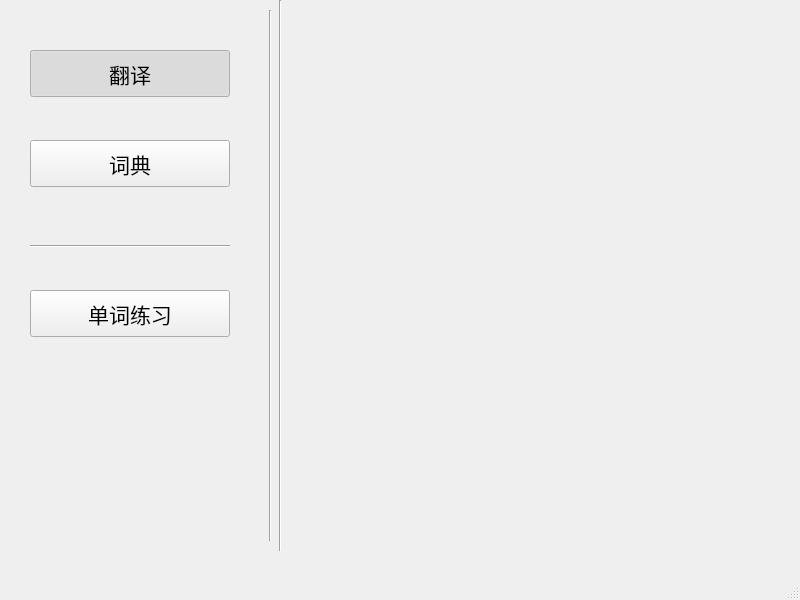
Before: the Qt Designer form mainwindow.ui in su29029/demo-english-memory-word, drawn with Qt 5.
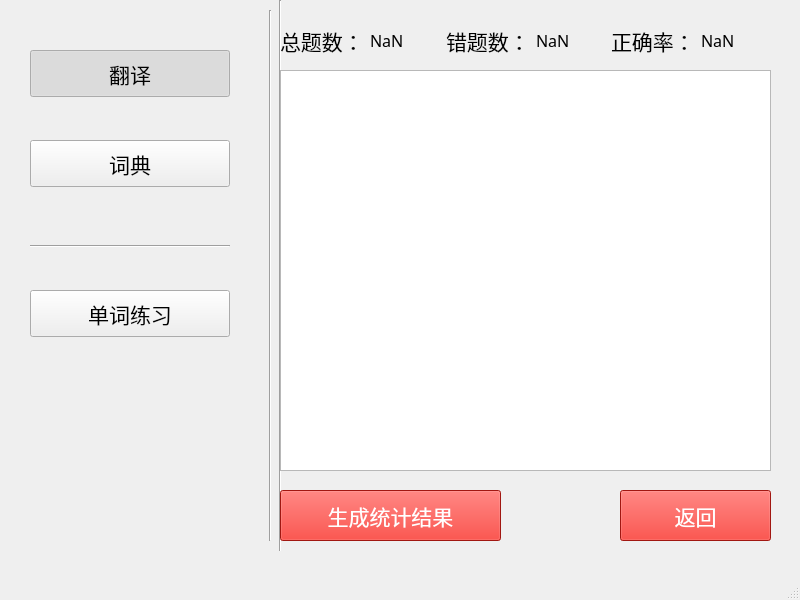
After: the same form once the commit is applied. The open tabs and pages were chosen to show the change. Icons and pictures are not drawn.

```diff
--- a/mainwindow.ui
+++ b/mainwindow.ui
@@ -832,7 +832,7 @@
        <string>单词：</string>
       </property>
      </widget>
-     <widget class="QLabel" name="label_10">
+     <widget class="QLabel" name="practice_question">
       <property name="geometry">
        <rect>
         <x>40</x>
@@ -1036,7 +1036,154 @@
       </layout>
      </widget>
     </widget>
-    <widget class="QWidget" name="practiceEndPage"/>
+    <widget class="QWidget" name="practiceEndPage">
+     <widget class="QListWidget" name="questionStatisticsList">
+      <property name="geometry">
+       <rect>
+        <x>10</x>
+        <y>70</y>
+        <width>491</width>
+        <height>401</height>
+       </rect>
+      </property>
+     </widget>
+     <widget class="QPushButton" name="backBtnEnd">
+      <property name="geometry">
+       <rect>
+        <x>350</x>
+        <y>490</y>
+        <width>151</width>
+        <height>51</height>
+       </rect>
+      </property>
+      <property name="font">
+       <font>
+        <family>黑体</family>
+        <pointsize>16</pointsize>
+       </font>
+      </property>
+      <property name="styleSheet">
+       <string notr="true">color: rgb(255, 255, 255);
+background-color: rgb(226, 32, 24);</string>
+      </property>
+      <property name="text">
+       <string>返回</string>
+      </property>
+     </widget>
+     <widget class="QPushButton" name="createResultBtn">
+      <property name="geometry">
+       <rect>
+        <x>10</x>
+        <y>490</y>
+        <width>221</width>
+        <height>51</height>
+       </rect>
+      </property>
+      <property name="font">
+       <font>
+        <family>黑体</family>
+        <pointsize>16</pointsize>
+       </font>
+      </property>
+      <property name="styleSheet">
+       <string notr="true">color: rgb(255, 255, 255);
+background-color: rgb(226, 32, 24);</string>
+      </property>
+      <property name="text">
+       <string>生成统计结果</string>
+      </property>
+     </widget>
+     <widget class="QWidget" name="">
+      <property name="geometry">
+       <rect>
+        <x>10</x>
+        <y>20</y>
+        <width>491</width>
+        <height>41</height>
+       </rect>
+      </property>
+      <layout class="QHBoxLayout" name="horizontalLayout">
+       <item>
+        <widget class="QLabel" name="label">
+         <property name="font">
+          <font>
+           <family>黑体</family>
+           <pointsize>16</pointsize>
+          </font>
+         </property>
+         <property name="text">
+          <string>总题数：</string>
+         </property>
+        </widget>
+       </item>
+       <item>
+        <widget class="QLabel" name="totalNumEnd">
+         <property name="font">
+          <font>
+           <family>黑体</family>
+           <pointsize>12</pointsize>
+          </font>
+         </property>
+         <property name="text">
+          <string>NaN</string>
+         </property>
+        </widget>
+       </item>
+       <item>
+        <widget class="QLabel" name="label_2">
+         <property name="font">
+          <font>
+           <family>黑体</family>
+           <pointsize>16</pointsize>
+          </font>
+         </property>
+         <property name="text">
+          <string>错题数：</string>
+         </property>
+        </widget>
+       </item>
+       <item>
+        <widget class="QLabel" name="errorNumEnd">
+         <property name="font">
+          <font>
+           <family>黑体</family>
+           <pointsize>12</pointsize>
+          </font>
+         </property>
+         <property name="text">
+          <string>NaN</string>
+         </property>
+        </widget>
+       </item>
+       <item>
+        <widget class="QLabel" name="label_10">
+         <property name="font">
+          <font>
+           <family>黑体</family>
+           <pointsize>16</pointsize>
+          </font>
+         </property>
+         <property name="text">
+          <string>正确率：</string>
+         </property>
+        </widget>
+       </item>
+       <item>
+        <widget class="QLabel" name="correctRateEnd">
+         <property name="font">
+          <font>
+           <family>黑体</family>
+           <pointsize>12</pointsize>
+          </font>
+         </property>
+         <property name="text">
+          <string>NaN</string>
+         </property>
+        </widget>
+       </item>
+      </layout>
+     </widget>
+    </widget>
    </widget>
   </widget>
   <widget class="QMenuBar" name="menubar">
```
Left out of the diff: 31 changed lines with no effect on the pictures.
